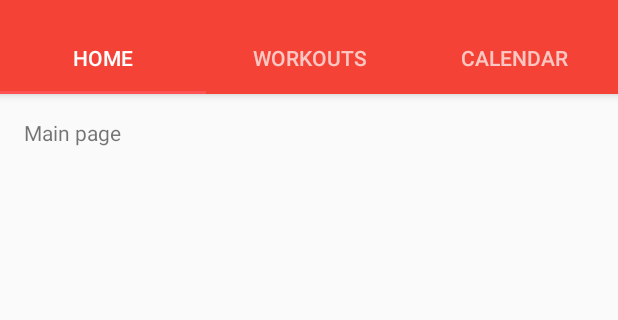
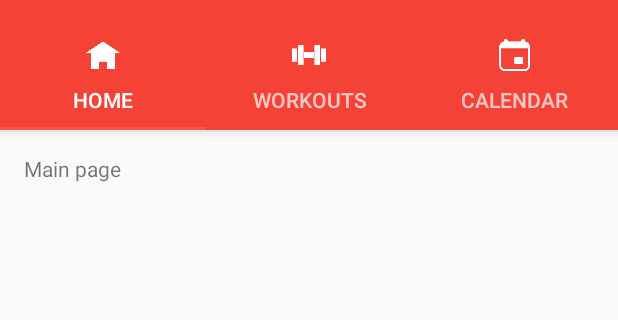
Before and after one commit to james-woo/athelite, an Android app: the screen it shows after launch (MainActivity), on a phone screen of 412 x 824 dp, the part 74-394 px from its top. Run offline under Robolectric (Android 15) with nearby library versions, the phone set to English and light mode, and no system bars.

Commit message:
design updates

```diff
--- a/app/src/main/java/com/jameswoo/athelite/Activity/MainActivity.java
+++ b/app/src/main/java/com/jameswoo/athelite/Activity/MainActivity.java
@@ -45,6 +45,12 @@ public class MainActivity extends AppCompatActivity {
 
     private DBHandler _db;
 
+    private final int[] ICONS = new int[]{
+            R.drawable.home,
+            R.drawable.workout,
+            R.drawable.calendar
+    };
+
     @Override
     protected void onCreate(Bundle savedInstanceState) {
         super.onCreate(savedInstanceState);
@@ -54,6 +60,7 @@ public class MainActivity extends AppCompatActivity {
         setSupportActionBar(toolbar);
         setFAB();
         setViewPager();
+        setupTabIcons();
 
         _db = new DBHandler(this);
         _db.deleteDatabase();
@@ -84,6 +91,15 @@ public class MainActivity extends AppCompatActivity {
                 }
             }
         });
+    }
+
+    private void setupTabIcons() {
+        TabLayout tabLayout = (TabLayout) findViewById(R.id.tabs);
+
+        for (int i=0; i < tabLayout.getTabCount(); i++)
+        {
+            tabLayout.getTabAt(i).setIcon(ICONS[i]);
+        }
     }
 
     public void setViewPager() {
```
Also changed, not shown: app/src/main/java/com/jameswoo/athelite/Adapter/ExerciseListAdapter.java (+8 -2 lines), app/src/main/res/drawable/athelite_calendar.xml (added, +7 -0 lines), app/src/main/res/drawable/athelite_graph.xml (added, +7 -0 lines), app/src/main/res/drawable/athelite_home.xml (added, +7 -0 lines), app/src/main/res/drawable/athelite_macro.xml (added, +7 -0 lines), app/src/main/res/drawable/athelite_profile.xml (added, +7 -0 lines), app/src/main/res/drawable/athelite_workout.xml (added, +7 -0 lines), app/src/main/res/drawable/calendar.png (added), app/src/main/res/drawable/graph.png (added), app/src/main/res/drawable/home.png (added), app/src/main/res/drawable/macro.png (added), app/src/main/res/drawable/profile.png (added), app/src/main/res/drawable/workout.png (added), app/src/main/res/mipmap-hdpi/ic_launcher.png, 4 more files.
